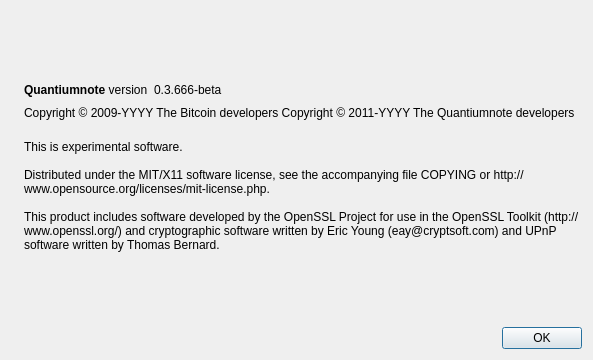
Qt form src/qt/forms/aboutdialog.ui (Moonnightnk/quantiumnote) before a commit.
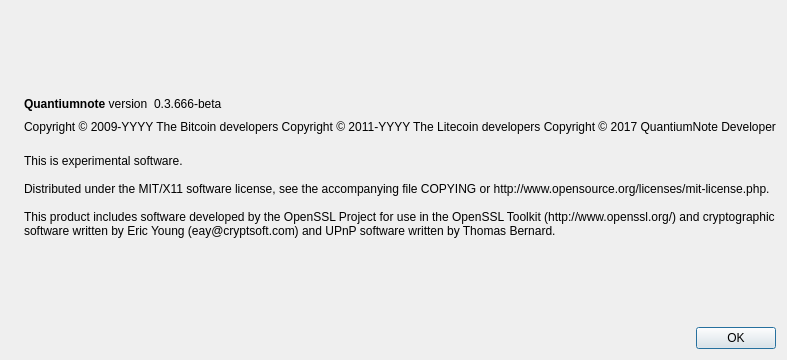
The same form after that commit. Icons and pictures are not drawn.

```diff
--- a/src/qt/forms/aboutdialog.ui
+++ b/src/qt/forms/aboutdialog.ui
@@ -92,7 +92,8 @@
        </property>
        <property name="text">
         <string notr="true">Copyright &amp;copy; 2009-YYYY The Bitcoin developers
-Copyright &amp;copy; 2011-YYYY The Quantiumnote developers</string>
+Copyright &amp;copy; 2011-YYYY The Litecoin developers
+Copyright &amp;copy; 2017 QuantiumNote Developer</string>
        </property>
        <property name="textFormat">
         <enum>Qt::RichText</enum>
```
